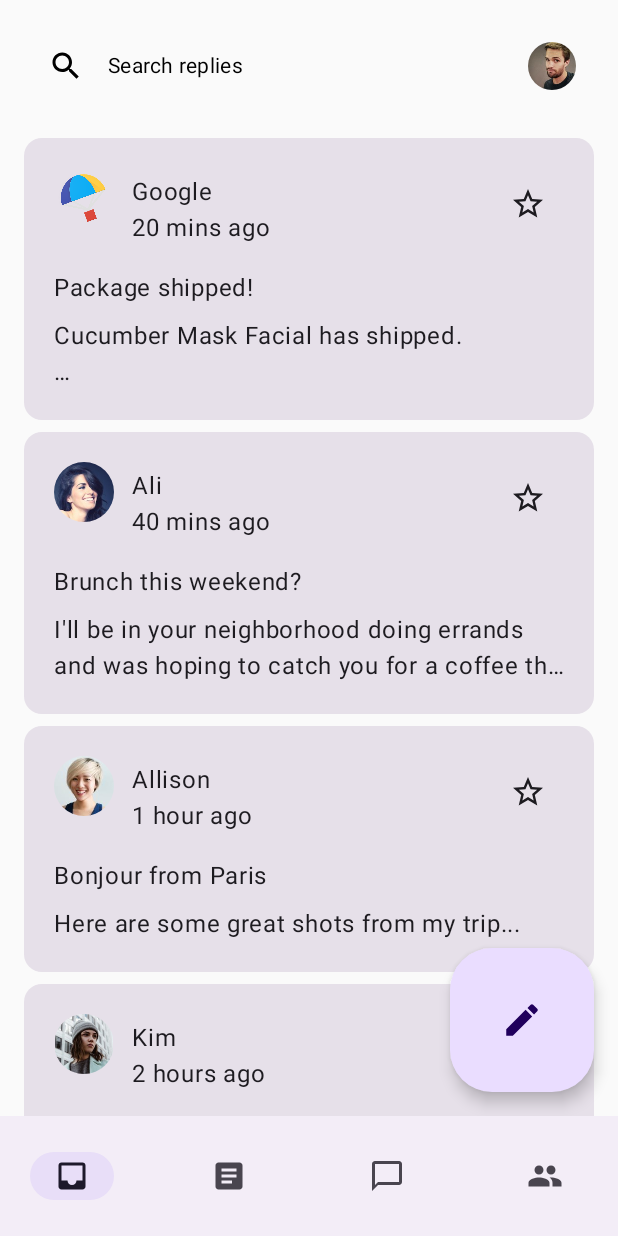
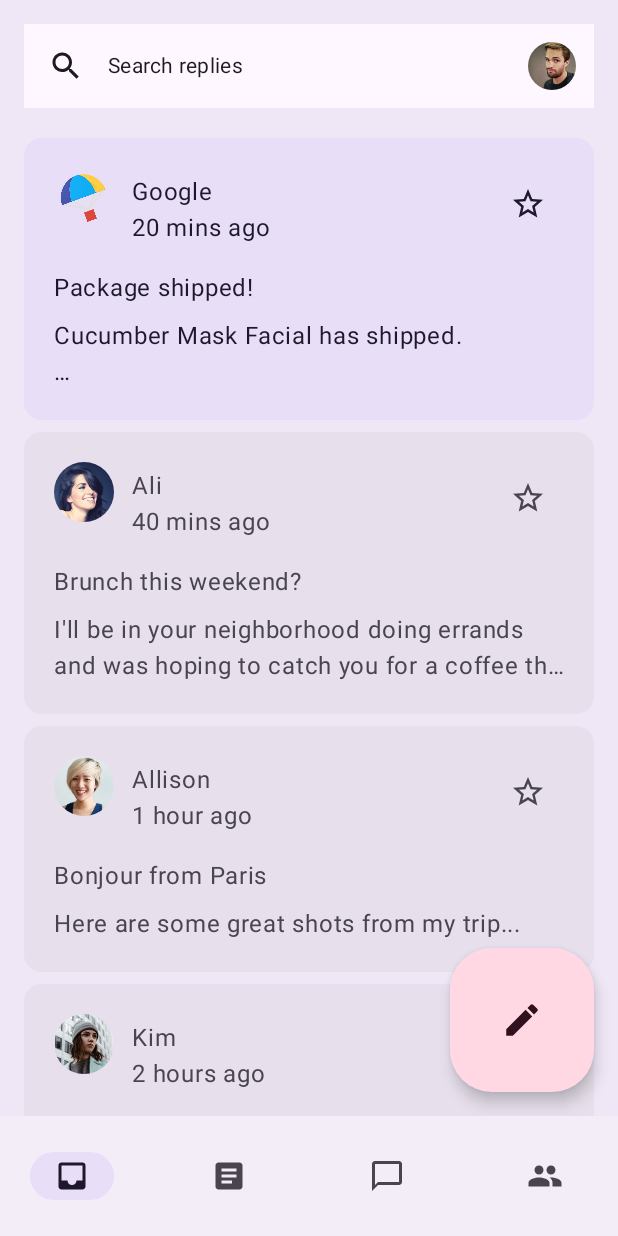
Before and after one commit to DanyCaballero/BasicsMaterial3, an Android app built with Jetpack Compose: the screen it shows after launch (MainActivity), on a phone screen of 412 x 824 dp. Run offline under Robolectric (Android 15) with nearby library versions, the phone set to English and light mode, and no system bars.

Commit message:
Apply color contrast and elevations

```diff
--- a/app/src/main/java/com/example/reply/ui/MainActivity.kt
+++ b/app/src/main/java/com/example/reply/ui/MainActivity.kt
@@ -22,10 +22,12 @@ import android.os.Bundle
 import androidx.activity.ComponentActivity
 import androidx.activity.compose.setContent
 import androidx.activity.viewModels
+import androidx.compose.material3.Surface
 import androidx.compose.runtime.Composable
 import androidx.compose.runtime.collectAsState
 import androidx.compose.runtime.getValue
 import androidx.compose.ui.tooling.preview.Preview
+import androidx.compose.ui.unit.dp
 import com.example.reply.data.LocalEmailsDataProvider
 import com.example.reply.ui.theme.AppTheme
 
@@ -40,6 +42,7 @@ class MainActivity : ComponentActivity() {
         setContent {
             val uiState by viewModel.uiState.collectAsState()
             AppTheme {
+                Surface(tonalElevation = 5.dp) {
                     ReplyApp(
                         replyHomeUIState = uiState,
                         closeDetailScreen = {
@@ -49,6 +52,7 @@ class MainActivity : ComponentActivity() {
                             viewModel.setSelectedEmail(emailId)
                         }
                     )
+                }
             }
         }
     }
--- a/app/src/main/java/com/example/reply/ui/ReplyListContent.kt
+++ b/app/src/main/java/com/example/reply/ui/ReplyListContent.kt
@@ -30,6 +30,7 @@ import androidx.compose.material.icons.Icons
 import androidx.compose.material.icons.filled.Edit
 import androidx.compose.material3.Icon
 import androidx.compose.material3.LargeFloatingActionButton
+import androidx.compose.material3.MaterialTheme
 import androidx.compose.runtime.Composable
 import androidx.compose.ui.Alignment
 import androidx.compose.ui.Modifier
@@ -63,6 +64,8 @@ fun ReplyInboxScreen(
         )
 
         LargeFloatingActionButton(
+            containerColor = MaterialTheme.colorScheme.tertiaryContainer,
+            contentColor = MaterialTheme.colorScheme.onTertiaryContainer,
             onClick = { /*Click Implementation*/ },
             modifier = Modifier
                 .align(Alignment.BottomEnd)
--- a/app/src/main/java/com/example/reply/ui/components/ReplyAppBars.kt
+++ b/app/src/main/java/com/example/reply/ui/components/ReplyAppBars.kt
@@ -16,6 +16,7 @@
 
 package com.example.reply.ui.components
 
+import androidx.compose.foundation.background
 import androidx.compose.foundation.layout.Column
 import androidx.compose.foundation.layout.Row
 import androidx.compose.foundation.layout.fillMaxWidth
@@ -46,7 +47,8 @@ fun ReplySearchBar(modifier: Modifier = Modifier) {
     Row(
         modifier = modifier
             .fillMaxWidth()
-            .padding(16.dp),
+            .padding(16.dp)
+            .background(MaterialTheme.colorScheme.background),
         verticalAlignment = Alignment.CenterVertically
     ) {
         Icon(
--- a/app/src/main/java/com/example/reply/ui/components/ReplyEmailListItem.kt
+++ b/app/src/main/java/com/example/reply/ui/components/ReplyEmailListItem.kt
@@ -26,9 +26,10 @@ import androidx.compose.foundation.shape.CircleShape
 import androidx.compose.material.icons.Icons
 import androidx.compose.material.icons.filled.StarBorder
 import androidx.compose.material3.Card
-import androidx.compose.material3.ExperimentalMaterial3Api
+import androidx.compose.material3.CardDefaults
 import androidx.compose.material3.Icon
 import androidx.compose.material3.IconButton
+import androidx.compose.material3.MaterialTheme
 import androidx.compose.material3.Text
 import androidx.compose.runtime.Composable
 import androidx.compose.ui.Modifier
@@ -49,10 +50,14 @@ fun ReplyEmailListItem(
     navigateToDetail: (Long) -> Unit
 ) {
     Card(
-        modifier =  modifier
+        modifier = modifier
             .padding(horizontal = 16.dp, vertical = 4.dp)
             .semantics { selected = isSelected }
             .clickable { navigateToDetail(email.id) },
+        colors = CardDefaults.cardColors(
+            containerColor = if (email.isImportant)  MaterialTheme.colorScheme.secondaryContainer
+            else MaterialTheme.colorScheme.surfaceVariant
+        )
     ) {
         Column(
             modifier = Modifier
--- a/app/src/main/java/com/example/reply/ui/components/ReplyEmailThreadItem.kt
+++ b/app/src/main/java/com/example/reply/ui/components/ReplyEmailThreadItem.kt
@@ -16,6 +16,7 @@
 
 package com.example.reply.ui.components
 
+import androidx.compose.foundation.background
 import androidx.compose.foundation.layout.Arrangement
 import androidx.compose.foundation.layout.Column
 import androidx.compose.foundation.layout.Row
@@ -26,7 +27,6 @@ import androidx.compose.material.icons.Icons
 import androidx.compose.material.icons.filled.Star
 import androidx.compose.material.icons.filled.StarBorder
 import androidx.compose.material3.Button
-import androidx.compose.material3.Card
 import androidx.compose.material3.Icon
 import androidx.compose.material3.IconButton
 import androidx.compose.material3.MaterialTheme
@@ -48,6 +48,7 @@ fun ReplyEmailThreadItem(
         modifier = modifier
             .fillMaxWidth()
             .padding(16.dp)
+            .background(MaterialTheme.colorScheme.background)
             .padding(20.dp)
     ) {
         Row(modifier = Modifier.fillMaxWidth()) {
```
Lines whose indentation alone changed are shown as unchanged.
